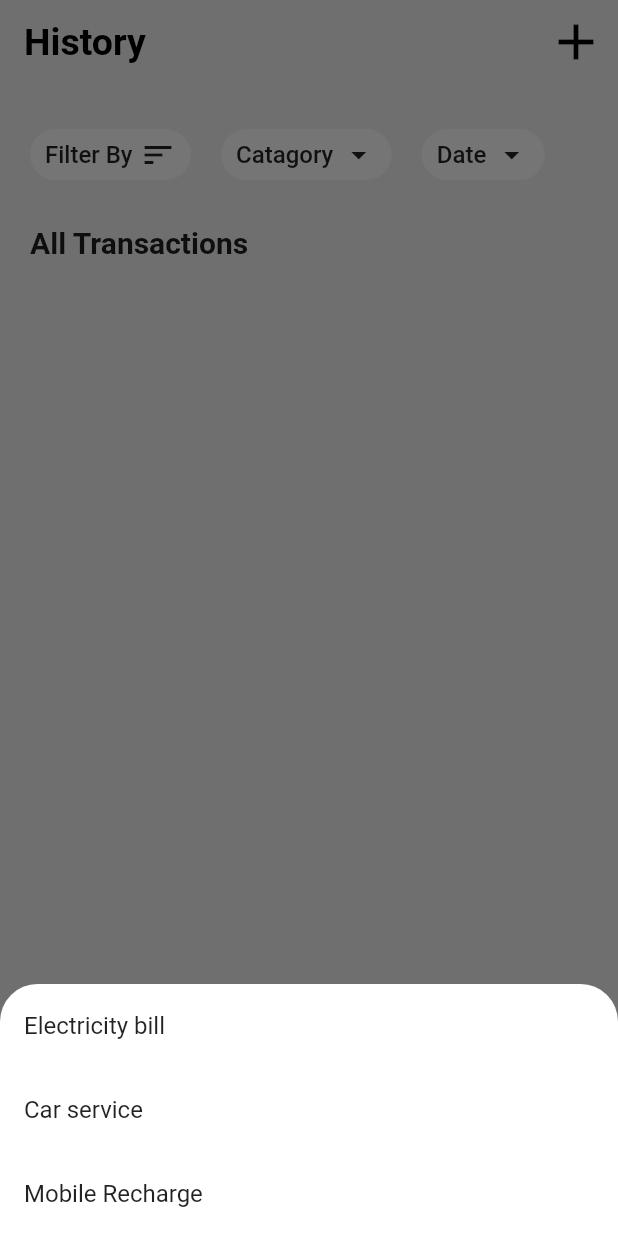
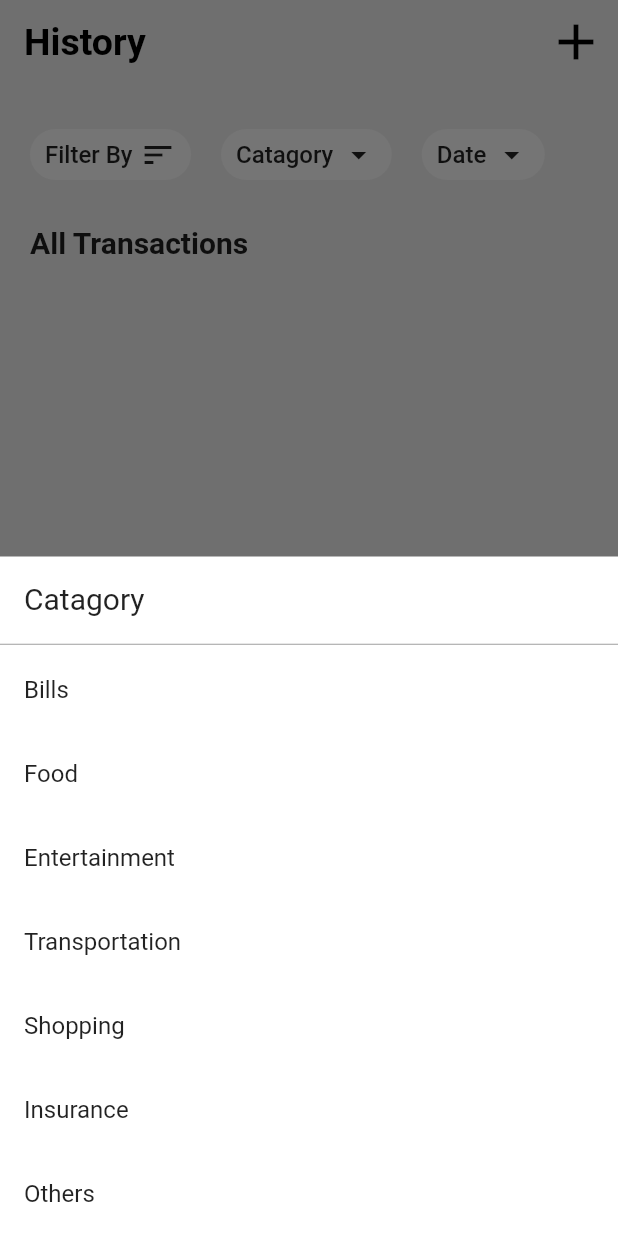
Before and after one commit to nashvak/expense_tracker, a Flutter app: the ScreenHistory screen opened directly, after a tap on "Catagory", on a phone screen of 412 x 824 dp. Run offline on Flutter 3.47's test engine with Material 2 defaults, Android fonts, the phone set to English and light mode, and no system bars; our stand-ins replace curved_navigation_bar, flutter_slidable, get, google_fonts, hive, hive_flutter and 3 more; accounts and stored records are empty.

Commit message:
sorting by catagory - working on progress

```diff
--- /dev/null
+++ b/lib/controller/filer_controller.dart
@@ -0,0 +1,6 @@
+import 'package:expense_tracker/controller/transaction_controller.dart';
+import 'package:get/get.dart';
+
+class FilterController extends GetxController {
+  TransactionController transactionController = TransactionController();
+}
--- a/lib/controller/transaction_controller.dart
+++ b/lib/controller/transaction_controller.dart
@@ -13,7 +13,28 @@ class TransactionController extends GetxController {
     return boxList;
   }
 
-//
+//  C A T E G O R Y   F I L T E R I N G
+
+  Set<CatagoryType?> currentCatagory = {};
+
+  List<CatagoryType?> isCatagoryIncluded() {
+    Set<CatagoryType?> currentCatagory = {};
+    for (var transaction in sortedList) {
+      currentCatagory.add(transaction.catagoryType);
+      currentCatagory.removeWhere((value) => value == null);
+    }
+
+    return currentCatagory.toList();
+  }
+
+  //
+
+  //   E N A B L E     O R    D I S A B L E   A   L I S T  T I L E
+  List<bool> isCatogoryVisible = List.generate(7, (index) => true);
+
+  catogoryVisible(CatagoryType type) {}
+
+  // F I L T E R I N G
   var selectedOption = 'All';
   changeOption(String value) {
     selectedOption = value;
@@ -39,12 +60,46 @@ class TransactionController extends GetxController {
       return sortedList
           .where((transaction) => transaction.paymentMode == PaymentMode.bank)
           .toList();
+    } else if (selectedOption == 'Food') {
+      return sortedList
+          .where((transaction) => transaction.catagoryType == CatagoryType.food)
+          .toList();
+    } else if (selectedOption == 'Bills') {
+      return sortedList
+          .where(
+              (transaction) => transaction.catagoryType == CatagoryType.bills)
+          .toList();
+    } else if (selectedOption == 'Entertainment') {
+      return sortedList
+          .where((transaction) =>
+              transaction.catagoryType == CatagoryType.entertainment)
+          .toList();
+    } else if (selectedOption == 'Insurance') {
+      return sortedList
+          .where((transaction) =>
+              transaction.catagoryType == CatagoryType.insurance)
+          .toList();
+    } else if (selectedOption == 'Shopping') {
+      return sortedList
+          .where((transaction) =>
+              transaction.catagoryType == CatagoryType.shopping)
+          .toList();
+    } else if (selectedOption == 'Others') {
+      return sortedList
+          .where(
+              (transaction) => transaction.catagoryType == CatagoryType.others)
+          .toList();
+    } else if (selectedOption == 'Transportation') {
+      return sortedList
+          .where((transaction) =>
+              transaction.catagoryType == CatagoryType.transportation)
+          .toList();
     }
 
     return sortedList;
   }
 
-//
+// F U N C T I O N   T O   D I S P L A Y   T H E   T O T A L   I N C O M E
   double get totalIncome {
     return sortedList
         .where((transaction) =>
@@ -52,6 +107,7 @@ class TransactionController extends GetxController {
         .fold(0.0, (sum, item) => sum + item.amount);
   }
 
+// F U N C T I O N   T O   D I S P L A Y   T H E   T O T A L   E X P E N S E
   double get totalExpense {
     return sortedList
         .where((transaction) =>
@@ -62,12 +118,13 @@ class TransactionController extends GetxController {
   double get totalBalance => totalIncome - totalExpense;
 
   int get transactionCount => sortedList.length;
-  //create transaction
+  //// F U N C T I O N   T O   A D D   T R A N S A C T I O N
   createTransaction({required Transaction transaction}) async {
     await transactionBox.add(transaction);
     update();
   }
 
+// F U N C T I O N   T O   U P D A T E   T R A N S A C T I O N
   updateTransaction(
       {required int index, required Transaction transaction}) async {
     await transactionBox.putAt(index, transaction);
@@ -75,12 +132,13 @@ class TransactionController extends GetxController {
     update();
   }
 
+// F U N C T I O N   T O   D E L E T E   T R A N S A C T I O N
   deleteTransaction({required int index}) {
     transactionBox.deleteAt(index);
-
     update();
   }
 
+// F U N C T I O N   T O   L O G O U T
   logoutProfile() {
     transactionBox.clear();
     sortedList.clear();
--- a/lib/models/transaction_model/transaction_model.dart
+++ b/lib/models/transaction_model/transaction_model.dart
@@ -5,20 +5,18 @@ part 'transaction_model.g.dart';
 @HiveType(typeId: 2)
 enum CatagoryType {
   @HiveField(0)
-  savings,
+  bills,
   @HiveField(1)
-  bills,
+  food,
   @HiveField(2)
-  food,
+  entertainment,
   @HiveField(3)
-  entertainment,
+  transportation,
   @HiveField(4)
-  transportation,
+  shopping,
   @HiveField(5)
-  shopping,
+  insurance,
   @HiveField(6)
-  insurance,
-  @HiveField(7)
   others,
 }
 
--- a/lib/view/history/history_screen.dart
+++ b/lib/view/history/history_screen.dart
@@ -115,36 +115,32 @@ class ScreenHistory extends StatelessWidget {
                 ),
                 SortButton(
                     ontap: () {
+                      List currentCatagory =
+                          transactionController.isCatagoryIncluded();
+                      print(currentCatagory);
                       Get.bottomSheet(
                         Container(
-                          decoration: const ShapeDecoration(
-                            color: Colors.white,
-                            shape: RoundedRectangleBorder(
-                              borderRadius: BorderRadius.only(
-                                  topLeft: Radius.circular(25),
-                                  topRight: Radius.circular(25)),
-                            ),
-                          ),
+                          color: Colors.white,
                           child: Wrap(
                             children: [
-                              ListTile(
-                                title: const Text('Electricity bill'),
-                                onTap: () {
-                                  Get.back();
-                                },
+                              const ListTile(
+                                title: Text(
+                                  'Catagory',
+                                  style: TextStyle(fontSize: 20),
+                                ),
                               ),
-                              ListTile(
-                                title: const Text('Car service'),
-                                onTap: () {
-                                  Get.back();
-                                },
-                              ),
-                              ListTile(
-                                title: const Text('Mobile Recharge'),
-                                onTap: () {
-                                  Get.back();
-                                },
-                              ),
+                              const Divider(color: Colors.grey, height: 5),
+                              SortingBottomSheet(ontap: () {}, title: 'Bills'),
+                              SortingBottomSheet(ontap: () {}, title: 'Food'),
+                              SortingBottomSheet(
+                                  ontap: () {}, title: 'Entertainment'),
+                              SortingBottomSheet(
+                                  ontap: () {}, title: 'Transportation'),
+                              SortingBottomSheet(
+                                  ontap: () {}, title: 'Shopping'),
+                              SortingBottomSheet(
+                                  ontap: () {}, title: 'Insurance'),
+                              SortingBottomSheet(ontap: () {}, title: 'Others'),
                             ],
                           ),
                         ),
```
Also changed, not shown: lib/models/transaction_model/transaction_model.g.dart.
